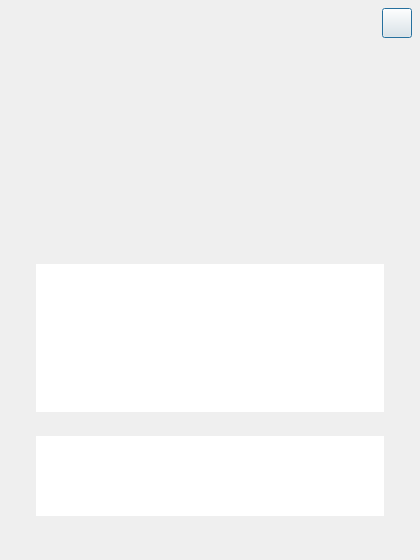
This is src/windows/about-dialog.ui in ukui/peony as Qt 5 draws it before an edit. The edited form follows.
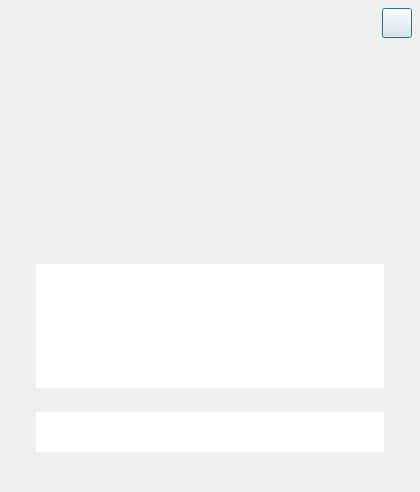
This is the edited form.

Commit message: Adjust about UI to design.

The edit to the form file:
```diff
--- a/src/windows/about-dialog.ui
+++ b/src/windows/about-dialog.ui
@@ -7,7 +7,7 @@
     <x>0</x>
     <y>0</y>
     <width>420</width>
-    <height>560</height>
+    <height>492</height>
    </rect>
   </property>
   <property name="minimumSize">
@@ -82,8 +82,8 @@
         <string>&lt;!DOCTYPE HTML PUBLIC &quot;-//W3C//DTD HTML 4.0//EN&quot; &quot;http://www.w3.org/TR/REC-html40/strict.dtd&quot;&gt;
 &lt;html&gt;&lt;head&gt;&lt;meta name=&quot;qrichtext&quot; content=&quot;1&quot; /&gt;&lt;style type=&quot;text/css&quot;&gt;
 p, li { white-space: pre-wrap; }
-&lt;/style&gt;&lt;/head&gt;&lt;body style=&quot; font-family:'Sans Serif'; font-size:9pt; font-weight:400; font-style:normal;&quot;&gt;
-&lt;p style=&quot;-qt-paragraph-type:empty; margin-top:0px; margin-bottom:0px; margin-left:0px; margin-right:0px; -qt-block-indent:0; text-indent:0px; font-family:'Noto Sans CJK SC'; font-size:11pt;&quot;&gt;&lt;br /&gt;&lt;/p&gt;&lt;/body&gt;&lt;/html&gt;</string>
+&lt;/style&gt;&lt;/head&gt;&lt;body style=&quot; font-family:'Noto Sans CJK SC'; font-size:11pt; font-weight:400; font-style:normal;&quot;&gt;
+&lt;p style=&quot;-qt-paragraph-type:empty; margin-top:0px; margin-bottom:0px; margin-left:0px; margin-right:0px; -qt-block-indent:0; text-indent:0px;&quot;&gt;&lt;br /&gt;&lt;/p&gt;&lt;/body&gt;&lt;/html&gt;</string>
        </property>
       </widget>
      </item>
@@ -105,16 +105,19 @@
      </item>
      <item>
       <widget class="QTextEdit" name="developTextedit">
+       <property name="enabled">
+        <bool>true</bool>
+       </property>
        <property name="minimumSize">
         <size>
          <width>0</width>
-         <height>80</height>
+         <height>40</height>
         </size>
        </property>
        <property name="maximumSize">
         <size>
          <width>16777215</width>
-         <height>80</height>
+         <height>40</height>
         </size>
        </property>
        <property name="focusPolicy">
@@ -133,8 +136,8 @@
         <string>&lt;!DOCTYPE HTML PUBLIC &quot;-//W3C//DTD HTML 4.0//EN&quot; &quot;http://www.w3.org/TR/REC-html40/strict.dtd&quot;&gt;
 &lt;html&gt;&lt;head&gt;&lt;meta name=&quot;qrichtext&quot; content=&quot;1&quot; /&gt;&lt;style type=&quot;text/css&quot;&gt;
 p, li { white-space: pre-wrap; }
-&lt;/style&gt;&lt;/head&gt;&lt;body style=&quot; font-family:'Sans Serif'; font-size:9pt; font-weight:400; font-style:normal;&quot;&gt;
-&lt;p style=&quot;-qt-paragraph-type:empty; margin-top:0px; margin-bottom:0px; margin-left:0px; margin-right:0px; -qt-block-indent:0; text-indent:0px; font-family:'Noto Sans CJK SC'; font-size:11pt;&quot;&gt;&lt;br /&gt;&lt;/p&gt;&lt;/body&gt;&lt;/html&gt;</string>
+&lt;/style&gt;&lt;/head&gt;&lt;body style=&quot; font-family:'Noto Sans CJK SC'; font-size:11pt; font-weight:400; font-style:normal;&quot;&gt;
+&lt;p style=&quot;-qt-paragraph-type:empty; margin-top:0px; margin-bottom:0px; margin-left:0px; margin-right:0px; -qt-block-indent:0; text-indent:0px;&quot;&gt;&lt;br /&gt;&lt;/p&gt;&lt;/body&gt;&lt;/html&gt;</string>
        </property>
       </widget>
      </item>
@@ -149,7 +152,7 @@
        <property name="sizeHint" stdset="0">
         <size>
          <width>20</width>
-         <height>44</height>
+         <height>40</height>
         </size>
        </property>
       </spacer>
```
The commit also changes 7 other files.
